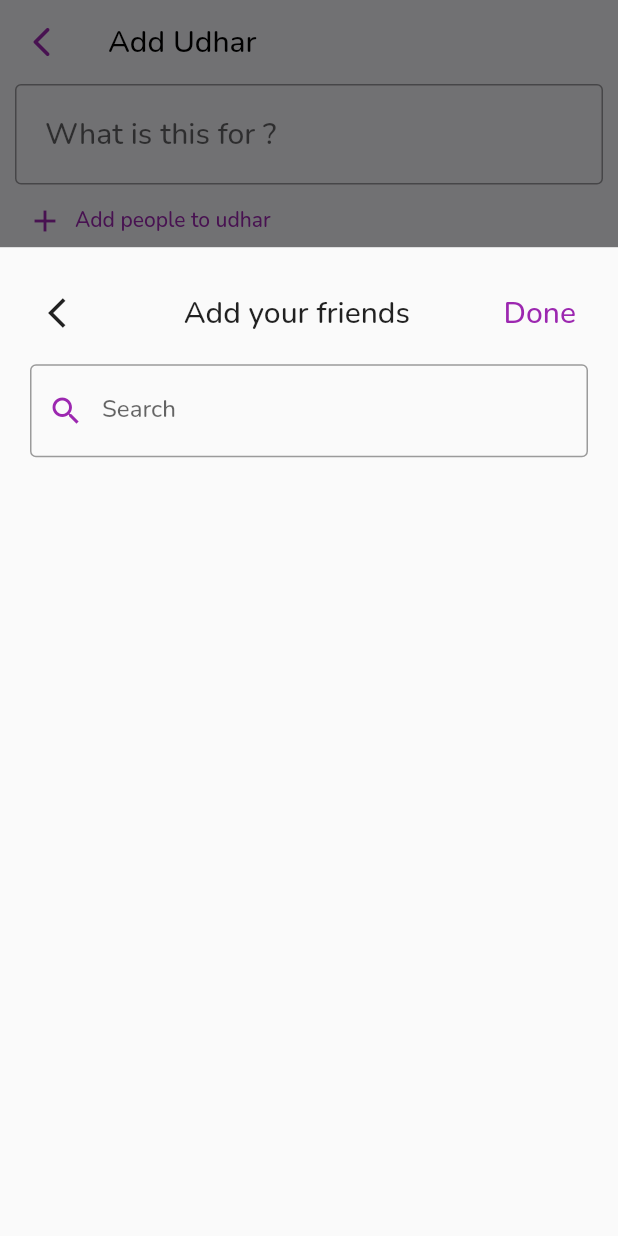
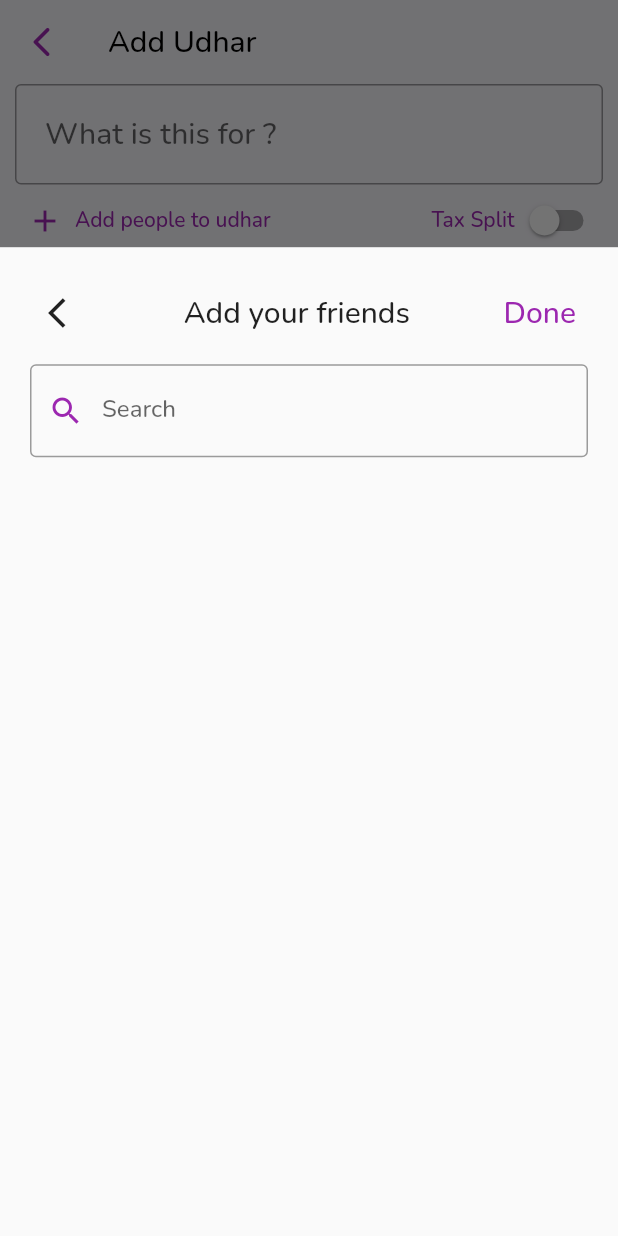
Before and after one commit to kanishk761/udahriApp, a Flutter app: the SplitBillsScreen screen opened by its route, after a tap on "Add people to udhar", on a phone screen of 412 x 824 dp. Run offline on Flutter 3.47's test engine with Material 2 defaults, Android fonts, the phone set to English and light mode, and no system bars; our stand-ins replace dio, firebase_auth, firebase_core, firebase_messaging, flutter_contacts, flutter_local_notifications and 3 more; missing offline and left inert: auto_size_text_field; accounts and stored records are empty.

Commit message:
Tax button only

```diff
--- a/udhaarKharcha/frontend/udhar_kharcha/lib/screens/add_debt_screen.dart
+++ b/udhaarKharcha/frontend/udhar_kharcha/lib/screens/add_debt_screen.dart
@@ -30,6 +30,10 @@ class _SplitBillsScreenState extends State<SplitBillsScreen> {
   List <Widget> _personsWidget = [];
   List <SplitBillPerson> _splitBillPeople = [];
   bool _validate = false;
+
+  bool isTax = false;
+  final _controllerTaxAmt = TextEditingController();
+  final _controllerTaxPer = TextEditingController();
 
   void _addPeople() {
     _personsWidget = [];
@@ -94,6 +98,8 @@ class _SplitBillsScreenState extends State<SplitBillsScreen> {
     _controllerBilled.forEach((element) {
       element.dispose();
     });
+    _controllerTaxAmt.dispose();
+    _controllerTaxPer.dispose();
     super.dispose();
   }
 
@@ -147,11 +153,77 @@ class _SplitBillsScreenState extends State<SplitBillsScreen> {
               counterText: '',
             ),
           ),
-          TextButton.icon(
-            onPressed: () => _onAddPeopleTapped(context),
-            icon: Icon(Icons.add),
-            label: Text('Add people to udhar',),
+          Row(
+            mainAxisAlignment: MainAxisAlignment.spaceBetween,
+            children: [
+              TextButton.icon(
+                onPressed: () => _onAddPeopleTapped(context),
+                icon: Icon(Icons.add),
+                label: Text('Add people to udhar',),
+              ),
+              Row(
+                children: [
+                  Text(
+                    'Tax Split',
+                    style: TextStyle(
+                      color: Colors.purple,
+                    ),
+                  ),
+                  Switch(
+                    value: isTax,
+                    onChanged: (bool value) {
+                      setState(() {
+                        isTax = value;
+                        if(!isTax) {
+                          _controllerTaxAmt.clear();
+                          _controllerTaxPer.clear();
+                        }
+                      });
+                    },
+                  ),
+                ],
+              ),
+            ],
           ),
+
+          !isTax ? Container() :
+              Row(
+                children: [
+                  SizedBox(width: 40,),
+                  Flexible(
+                    flex: 1,
+                    child: TextField(
+                      controller: _controllerTaxPer,
+                      keyboardType: TextInputType.number,
+                      textAlign: TextAlign.center,
+                      decoration: InputDecoration(
+                          hintText: 'Tax %'
+                      ),
+                      style: TextStyle(
+                        fontWeight: FontWeight.bold,
+                      ),
+                    ),
+                  ),
+                  SizedBox(width: 40,),
+                  Flexible(
+                    flex: 1,
+                    child: TextField(
+                      controller: _controllerTaxAmt,
+                      keyboardType: TextInputType.number,
+                      textAlign: TextAlign.center,
+                      decoration: InputDecoration(
+                          hintText: 'Tax Amount'
+                      ),
+                      style: TextStyle(
+                        fontWeight: FontWeight.bold,
+                      ),
+                    ),
+                  ),
+                  SizedBox(width: 40,),
+                ],
+              ),
+          !isTax ? Container() :SizedBox(height: 20,),
+
           Expanded(
             child: SingleChildScrollView(
               child : Column(
@@ -159,6 +231,7 @@ class _SplitBillsScreenState extends State<SplitBillsScreen> {
               ),
             ),
           ),
+
           SizedBox(
             width: double.infinity,
             child: ElevatedButton(
```
